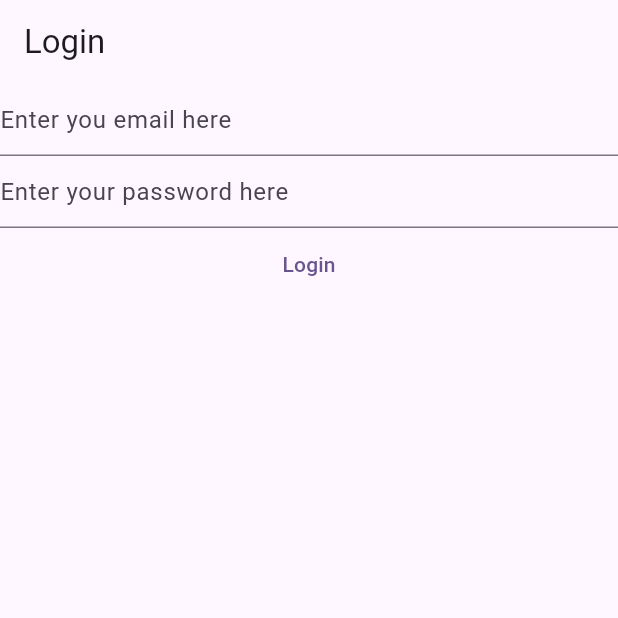
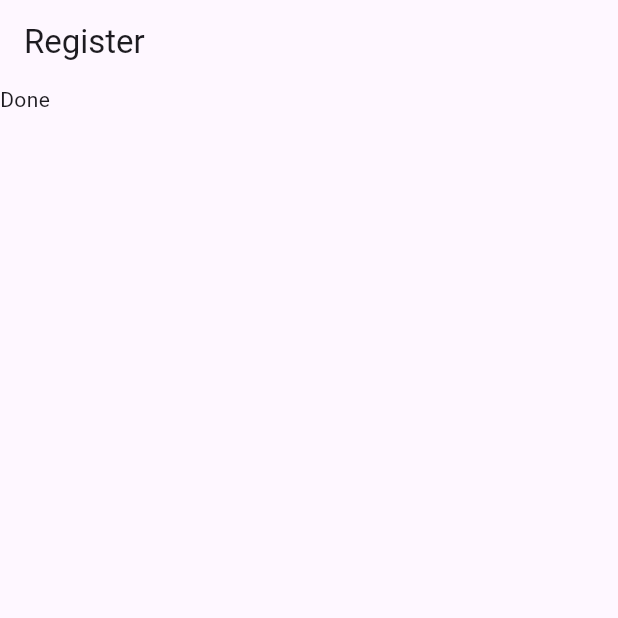
Before and after one commit to devdavidrobert/mynotes, a Flutter app: the screen it shows after launch, on a phone screen of 412 x 824 dp, the top half of it. Run offline on Flutter 3.47's test engine with Material 3 defaults, Android fonts, the phone set to English and light mode, and no system bars; our stand-ins replace firebase_auth, firebase_core; accounts and stored records are empty.

Commit message:
handled email verification

```diff
--- a/lib/main.dart
+++ b/lib/main.dart
@@ -1,5 +1,7 @@
+import 'package:firebase_auth/firebase_auth.dart';
+import 'package:firebase_core/firebase_core.dart';
 import 'package:flutter/material.dart';
-import 'package:mynotes/views/login_view.dart';
+import 'package:mynotes/firebase_options.dart';
 
 void main() {
   runApp(MaterialApp(
@@ -8,6 +10,39 @@ void main() {
       colorScheme: ColorScheme.fromSeed(seedColor: Colors.deepPurple),
       useMaterial3: true,
     ),
-    home: const LoginView(),
+    home: const HomePage(),
   ));
 }
+
+class HomePage extends StatelessWidget {
+  const HomePage({super.key});
+
+  @override
+  Widget build(BuildContext context) {
+    return Scaffold(
+      appBar: AppBar(
+        title: const Text('Register'),
+      ),
+      body: FutureBuilder(
+        future: Firebase.initializeApp(
+          options: DefaultFirebaseOptions.currentPlatform,
+        ),
+        builder: (context, snapshot) {
+          switch (snapshot.connectionState) {
+            case ConnectionState.done:
+              final user = FirebaseAuth.instance.currentUser;
+              if (user?.emailVerified ?? false) {
+                print('user is verified');
+              } else
+                ;
+              print('You need to verify you email.');
+              print(user);
+              return const Text('Done');
+            default:
+              return const Text('Loading.....');
+          }
+        },
+      ),
+    );
+  }
+}
```
